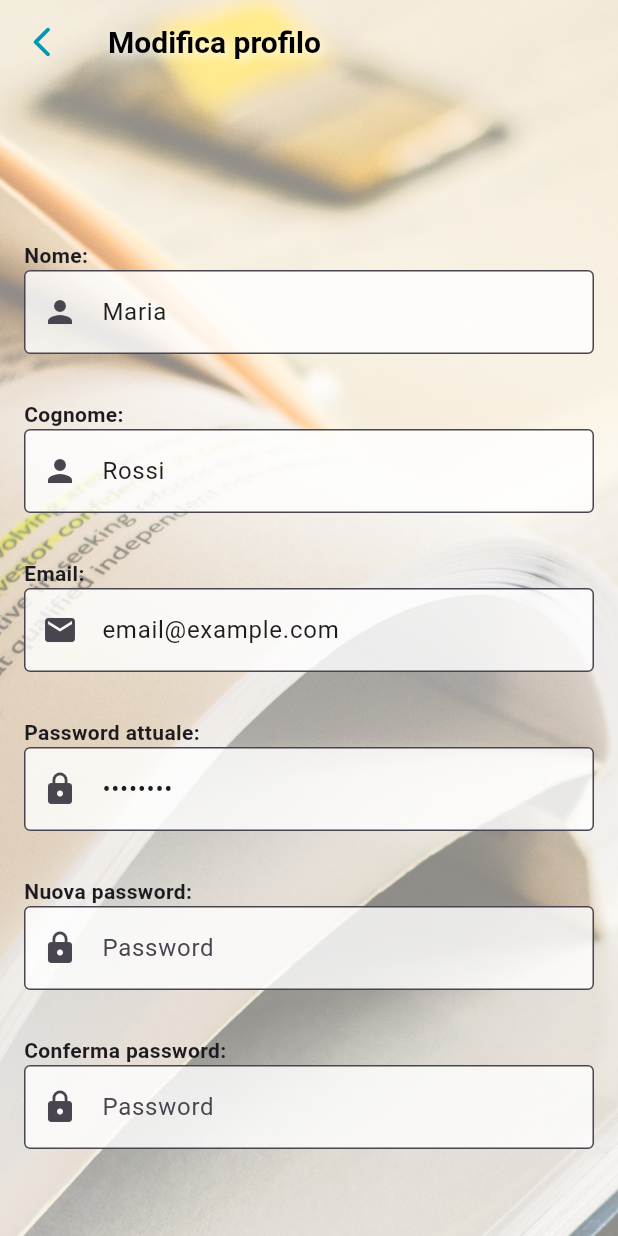
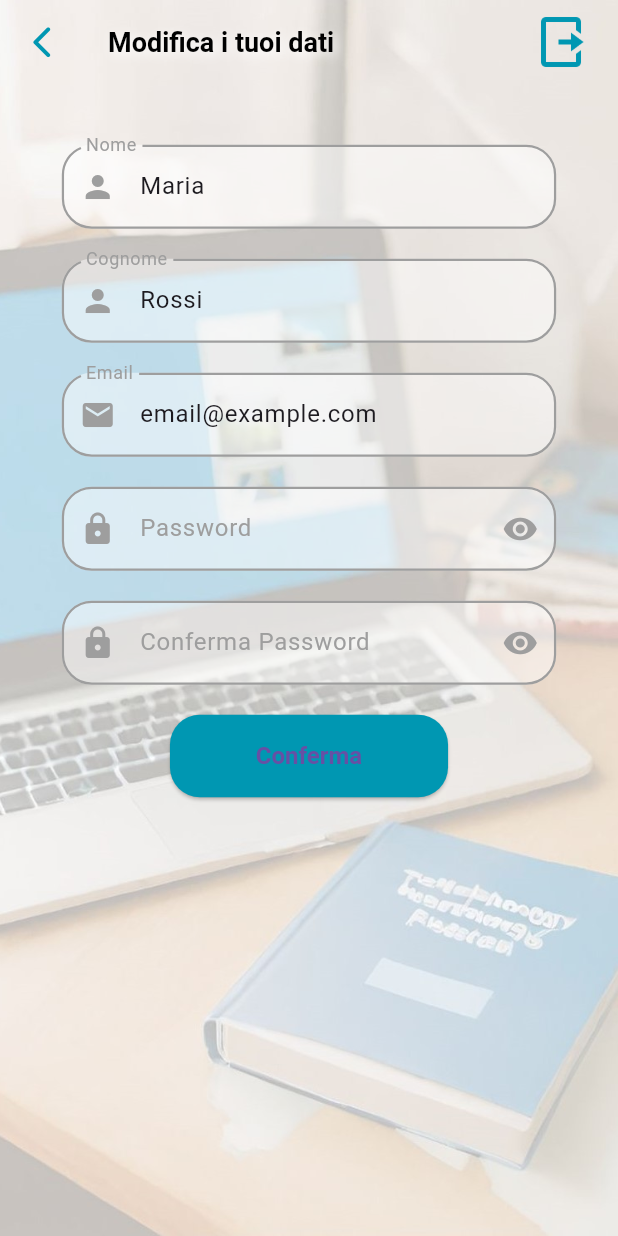
Before and after one commit to NapMarta/booktalk_app, a Flutter app: the ProfiloResponsitive screen opened directly, after a tap on the "edit" icon, on a phone screen of 412 x 824 dp. Run offline on Flutter 3.47's test engine with Material 3 defaults, Android fonts, the phone set to English and light mode, and no system bars; our stand-ins replace auto_size_text, camera, image_picker, sliding_up_panel.

Commit message:
Modifica Profilo Responsive

```diff
--- /dev/null
+++ b/lib/modificaProfiloResponsive.dart
@@ -0,0 +1,258 @@
+import 'package:booktalk_app/profiloResponsive.dart';
+import 'package:booktalk_app/utils.dart';
+import 'package:booktalk_app/widget/PasswordField.dart';
+import 'package:booktalk_app/widget/header.dart';
+import 'package:flutter/material.dart';
+import 'package:flutter/services.dart';
+
+class ModificaProfiloResponsive extends StatefulWidget {
+  const ModificaProfiloResponsive({Key? key}) : super(key: key);
+
+  @override
+  _ModificaProfiloResponsiveState createState() => _ModificaProfiloResponsiveState();
+}
+
+class _ModificaProfiloResponsiveState extends State<ModificaProfiloResponsive> {
+
+  String firstName = 'Maria';
+  String lastName = 'Rossi';
+  String email = 'email@example.com';
+  String password = 'password';
+
+  TextEditingController firstNameController = TextEditingController();
+  TextEditingController lastNameController = TextEditingController();
+  TextEditingController emailController = TextEditingController();
+  TextEditingController passwordController = TextEditingController();
+
+  @override
+  void initState() {
+    firstNameController.text = firstName;
+    lastNameController.text = lastName;
+    emailController.text = email;
+    passwordController.text = password;
+    super.initState();
+  }
+
+  void saveChanges() {
+    setState(() {
+      firstName = firstNameController.text;
+      lastName = lastNameController.text;
+      email = emailController.text;
+      password = passwordController.text;
+    });
+
+    // Salvare i dati aggiornati nel db
+  }
+
+
+  @override
+  Widget build(BuildContext context) {
+    var mediaQueryData = MediaQuery.of(context);
+    FocusNode email = FocusNode();
+
+    return SafeArea(
+      left: true,
+      right: true,
+      bottom: false,
+      top: true,
+      child: Scaffold(
+        resizeToAvoidBottomInset: false,
+        body: Container(
+          decoration: BoxDecoration(
+            image: DecorationImage(
+              image: AssetImage("assets/sfondo2.jpg"),
+              fit: BoxFit.cover,
+            ),
+          ),
+          child: Stack(
+            children: [
+              // ----- Header -----
+              PreferredSize(
+                preferredSize: Size.fromHeight(kToolbarHeight),
+                child: Header(
+                  iconProfile: Image.asset('assets/person-icon.png'),
+                  text: "Modifica i tuoi dati",
+                  isHomePage: false,
+                  isProfilo: true,
+                ),
+              ),
+
+              // ----- Campi contenenti i dati -----
+              SingleChildScrollView(
+                child: Container(
+                padding: EdgeInsets.only(left: textFieldPadding(mediaQueryData.size.width, mediaQueryData.size.height),
+                                        right: textFieldPadding(mediaQueryData.size.width, mediaQueryData.size.height),
+                                        top: mediaQueryData.size.height * 0.02,
+                                        bottom: MediaQuery.of(context).viewInsets.bottom,),
+
+                child: Column(
+                children: <Widget>[
+                  SizedBox(height: 80,),
+                  // ----- NOME -----
+                  TextFormField(
+                    controller: firstNameController,
+                    restorationId: 'nome_field',
+                    textInputAction: TextInputAction.next,
+                    focusNode: FocusNode(),
+                    decoration: InputDecoration(
+                      fillColor: const Color.fromARGB(123, 255, 255, 255),
+                      // focusColor: Color(0xFF0097b2),
+                      labelText: 'Nome',
+                      labelStyle: TextStyle(fontSize: size(mediaQueryData.size.width, mediaQueryData.size.height, 16),
+                                            color: Colors.grey),
+                      enabledBorder: OutlineInputBorder(
+                        borderRadius: BorderRadius.circular(20.0),
+                        borderSide: BorderSide(
+                          color: Colors.grey,
+                          width: 1.5,
+                        )
+                      ),
+                      focusedBorder: OutlineInputBorder(
+                        borderRadius: BorderRadius.circular(20.0),
+                        borderSide: BorderSide(
+                          color: Colors.grey,
+                          width: 1.5,
+                        ),
+                      ),
+                      filled: true,
+                      prefixIcon: Icon(Icons.person, color: Colors.grey,),
+                      /* hintText: localizations.demoTextFieldYourEmailAddress,
+                      labelText: localizations.demoTextFieldEmail, */
+                    ),
+                    keyboardType: TextInputType.name,
+
+                  ),
+
+                  SizedBox(height: 20,),
+
+                  // ----- COGNOME -----
+                  TextFormField(
+                    controller: lastNameController,
+                    restorationId: 'cognome_field',
+                    textInputAction: TextInputAction.next,
+                    focusNode: FocusNode(),
+                    decoration: InputDecoration(
+                      fillColor: const Color.fromARGB(123, 255, 255, 255),
+                      // focusColor: Color(0xFF0097b2),
+                      labelText: 'Cognome',
+                      labelStyle: TextStyle(fontSize: size(mediaQueryData.size.width, mediaQueryData.size.height, 16),
+                                            color: Colors.grey),
+                      enabledBorder: OutlineInputBorder(
+                        borderRadius: BorderRadius.circular(20.0),
+                        borderSide: BorderSide(
+                          color: Colors.grey,
+                          width: 1.5,
+                        )
+                      ),
+                      focusedBorder: OutlineInputBorder(
+                        borderRadius: BorderRadius.circular(20.0),
+                        borderSide: BorderSide(
+                          color: Colors.grey,
+                          width: 1.5,
+                        ),
+                      ),
+                      filled: true,
+                      prefixIcon: Icon(Icons.person, color: Colors.grey,),
+                      /* hintText: localizations.demoTextFieldYourEmailAddress,
+                      labelText: localizations.demoTextFieldEmail, */
+                    ),
+                    keyboardType: TextInputType.name,
+
+                  ),
+
+                  SizedBox(height: 20,),
+
+                  // ----- EMAIL -----
+                  TextFormField(
+                    controller: emailController,
+                    restorationId: 'email_field',
+                    textInputAction: TextInputAction.next,
+                    focusNode: email,
+                    decoration: InputDecoration(
+                      fillColor: const Color.fromARGB(123, 255, 255, 255),
+                      // focusColor: Color(0xFF0097b2),
+                      labelText: 'Email',
+                      labelStyle: TextStyle(fontSize: size(mediaQueryData.size.width, mediaQueryData.size.height, 16),
+                                            color: Colors.grey),
+                      enabledBorder: OutlineInputBorder(
+                        borderRadius: BorderRadius.circular(20.0),
+                        borderSide: BorderSide(
+                          color: Colors.grey,
+                          width: 1.5,
+                        )
+                      ),
+                      focusedBorder: OutlineInputBorder(
+                        borderRadius: BorderRadius.circular(20.0),
+                        borderSide: BorderSide(
+                          color: Colors.grey,
+                          width: 1.5,
+                        ),
+                      ),
+                      filled: true,
+                      prefixIcon: Icon(Icons.email, color: email.hasFocus ? Color(0xFF0097b2) : Colors.grey,),
+                      /* hintText: localizations.demoTextFieldYourEmailAddress,
+                      labelText: localizations.demoTextFieldEmail, */
+                    ),
+                    keyboardType: TextInputType.emailAddress,
+
+                  ),
+
+                  SizedBox(height: 20,),
+
+                  // ----- PASSWORD -----
+                  PasswordField(
+                    restorationId: 'password_field',
+                    textInputAction: TextInputAction.next,
+                    focusNode: FocusNode(),
+                    width: mediaQueryData.size.width,
+                    height: mediaQueryData.size.height,
+                    text: "Password",
+                  ),
+
+                  SizedBox(height: 20,),
+
+                  // ----- RIPETI PASSWORD -----
+                  PasswordField(
+                    restorationId: 'ripeti_password_field',
+                    textInputAction: TextInputAction.next,
+                    focusNode: FocusNode(),
+                    width: mediaQueryData.size.width,
+                    height: mediaQueryData.size.height,
+                    text: "Conferma Password"
+                  ),
+
+                  SizedBox(height: 20,),
+
+                  // ----- CONFERMA -----
+                  ElevatedButton(
+                      onPressed: () {
+                        Navigator.of(context).push(
+                          MaterialPageRoute(
+                            builder: (context) => ProfiloResponsitive(),
+                          ),
+                        );
+                      },
+
+                      style: ButtonStyle(
+                        fixedSize: MaterialStateProperty.all(Size(buttonWidth(mediaQueryData.size.width, mediaQueryData.size.height), 55)),
+                        backgroundColor: MaterialStateProperty.all(Color(0xFF0097b2)),
+                        textStyle: MaterialStateProperty.all(TextStyle(fontSize: size(mediaQueryData.size.width, mediaQueryData.size.height, 16), fontWeight: FontWeight.bold,)),
+                        shape: MaterialStateProperty.all<RoundedRectangleBorder>(
+                          RoundedRectangleBorder(
+                            borderRadius: BorderRadius.circular(20), // Adjust the value as needed
+                          ),
+                        ),
+                      ),
+                      child: Text('Conferma'),
+                    ),
+                ],
+                ),
+                ),
+              ),
+            ],
+          ),
+        ),
+      ),
+    );
+  }
+}
--- a/lib/profiloResponsive.dart
+++ b/lib/profiloResponsive.dart
@@ -1,5 +1,6 @@
 import 'dart:io';
 
+import 'package:booktalk_app/modificaProfiloResponsive.dart';
 import 'package:booktalk_app/widget/header.dart';
 import 'package:booktalk_app/modifica-profilo.dart';
 import 'package:booktalk_app/statistiche.dart';
@@ -157,7 +158,7 @@ class _ProfiloResponsitiveState extends State<ProfiloResponsitive> {
                                 onPressed: () {
                                   Navigator.of(context).push(
                                       MaterialPageRoute(
-                                        builder: (context) => ProfileManagementPage(),
+                                        builder: (context) => ModificaProfiloResponsive(),
                                       ),
                                   );
                                 },
--- a/lib/widget/PasswordField.dart
+++ b/lib/widget/PasswordField.dart
@@ -63,7 +63,7 @@ class _PasswordFieldState extends State<PasswordField> with RestorationMixin {
           ),
         ),
 
-        fillColor: Colors.white,
+        fillColor: const Color.fromARGB(123, 255, 255, 255),
         // focusColor: Color(0xFF0097b2),
         labelText: widget.text,
         labelStyle: TextStyle(fontSize: size(widget.width, widget.height, 16),
--- a/lib/widget/header.dart
+++ b/lib/widget/header.dart
@@ -35,7 +35,6 @@ class _HeaderState extends State<Header> {
 
     return AppBar(
       forceMaterialTransparency: true,
-
       // Pulsante Indietro
       leading: widget.isHomePage
       ? null
```
Also changed, not shown: 1 other file.
